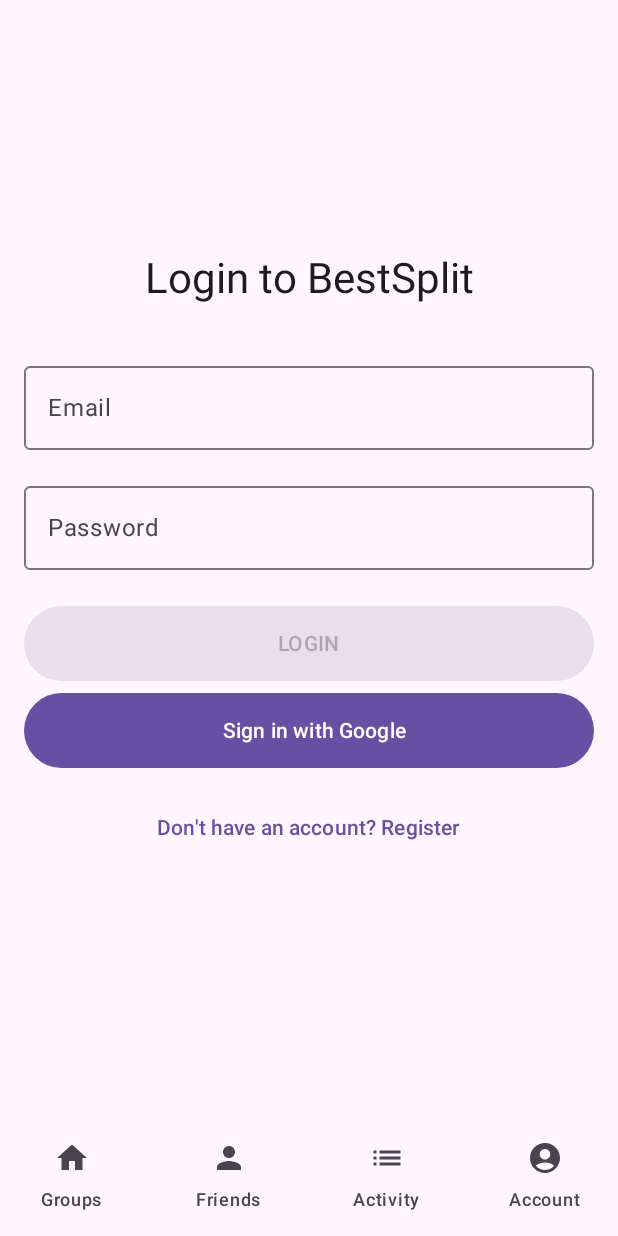
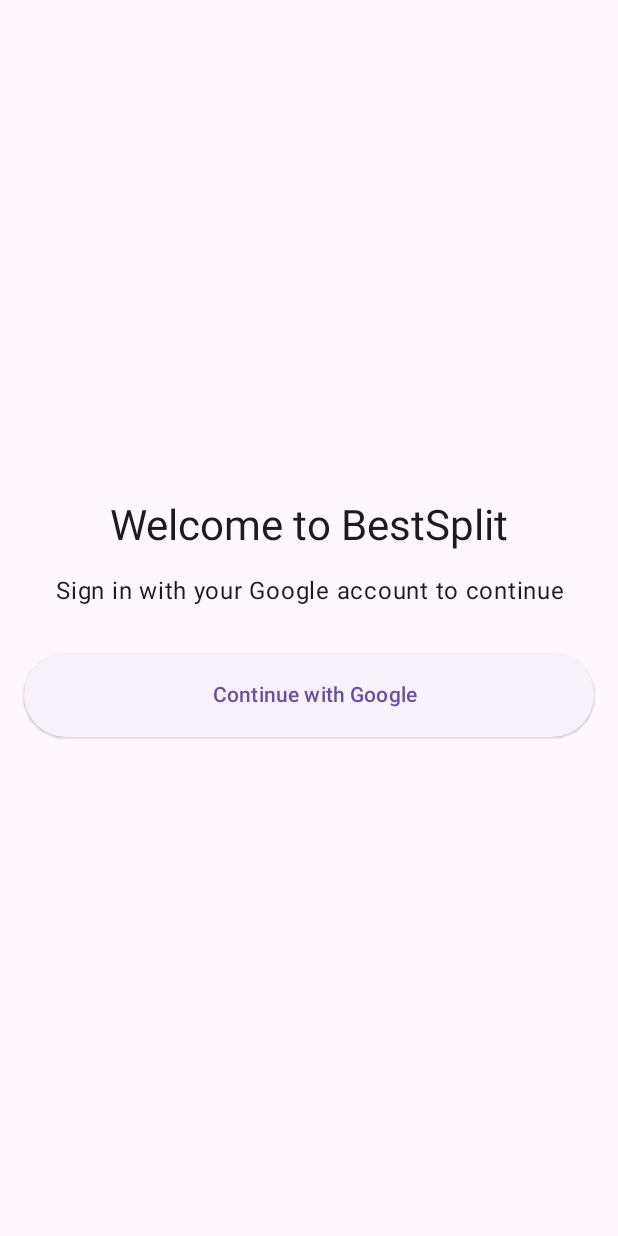
Before and after one commit to Himanshu-Singh-cpp/BestSplit, an Android app built with Jetpack Compose: the screen it shows after launch (MainActivity), on a phone screen of 412 x 824 dp. Run offline under Robolectric (Android 15) with nearby library versions, the phone set to English and light mode, and no system bars; our stand-ins replace Firebase (no records; nobody signed in at launch, a user with empty details on screens opened directly).

Commit message:
Removed the registration Page to rely entirely on Google

```diff
--- a/app/build.gradle.kts
+++ b/app/build.gradle.kts
@@ -67,7 +67,7 @@ dependencies {
     implementation("androidx.room:room-ktx:$roomVersion")
 
     implementation(platform("com.google.firebase:firebase-bom:33.12.0"))
-    implementation("com.google.android.gms:play-services-auth")
+    implementation("com.google.android.gms:play-services-auth:21.2.0")
     implementation("com.google.firebase:firebase-auth-ktx")
     implementation("com.google.firebase:firebase-firestore-ktx")
     implementation("com.squareup.retrofit2:retrofit:2.9.0")
--- a/app/src/main/java/com/example/bestsplit/LoginScreen.kt
+++ b/app/src/main/java/com/example/bestsplit/LoginScreen.kt
@@ -6,15 +6,13 @@ import androidx.activity.compose.rememberLauncherForActivityResult
 import androidx.activity.result.contract.ActivityResultContracts
 import androidx.compose.foundation.layout.*
 import androidx.compose.foundation.rememberScrollState
-import androidx.compose.foundation.text.KeyboardOptions
 import androidx.compose.foundation.verticalScroll
 import androidx.compose.material3.*
 import androidx.compose.runtime.*
 import androidx.compose.ui.Alignment
 import androidx.compose.ui.Modifier
 import androidx.compose.ui.platform.LocalContext
-import androidx.compose.ui.text.input.ImeAction
-import androidx.compose.ui.text.input.PasswordVisualTransformation
+import androidx.compose.ui.text.style.TextAlign
 import androidx.compose.ui.unit.dp
 import androidx.lifecycle.viewmodel.compose.viewModel
 import com.example.bestsplit.ui.viewmodel.AuthViewModel
@@ -23,13 +21,9 @@ import com.google.android.gms.auth.api.signin.GoogleSignIn
 @Composable
 fun LoginScreen(
     viewModel: AuthViewModel = viewModel(),
-    onLoginSuccess: () -> Unit,
-    onNavigateToRegister: () -> Unit
+    onLoginSuccess: () -> Unit
 ) {
     val context = LocalContext.current
-
-    var email by remember { mutableStateOf("") }
-    var password by remember { mutableStateOf("") }
     var isLoading by remember { mutableStateOf(false) }
     var errorMessage by remember { mutableStateOf<String?>(null) }
 
@@ -38,11 +32,18 @@ fun LoginScreen(
         contract = ActivityResultContracts.StartActivityForResult()
     ) { result ->
         if (result.resultCode == Activity.RESULT_OK) {
+            isLoading = true
             val task = GoogleSignIn.getSignedInAccountFromIntent(result.data)
             viewModel.handleGoogleSignInResult(
                 task,
-                onSuccess = onLoginSuccess,
-                onError = { errorMessage = it }
+                onSuccess = {
+                    isLoading = false
+                    onLoginSuccess()
+                },
+                onError = {
+                    isLoading = false
+                    errorMessage = it
+                }
             )
         }
     }
@@ -56,63 +57,39 @@ fun LoginScreen(
         verticalArrangement = Arrangement.Center
     ) {
         Text(
-            text = "Login to BestSplit",
+            text = "Welcome to BestSplit",
             style = MaterialTheme.typography.headlineMedium
+        )
+
+        Spacer(modifier = Modifier.height(16.dp))
+
+        Text(
+            text = "Sign in with your Google account to continue",
+            style = MaterialTheme.typography.bodyLarge,
+            textAlign = TextAlign.Center
         )
 
         Spacer(modifier = Modifier.height(32.dp))
 
-        OutlinedTextField(
-            value = email,
-            onValueChange = { email = it },
-            label = { Text("Email") },
-            modifier = Modifier.fillMaxWidth(),
-            keyboardOptions = KeyboardOptions(imeAction = ImeAction.Next)
-        )
-
-        Spacer(modifier = Modifier.height(16.dp))
-
-        OutlinedTextField(
-            value = password,
-            onValueChange = { password = it },
-            label = { Text("Password") },
-            modifier = Modifier.fillMaxWidth(),
-            visualTransformation = PasswordVisualTransformation(),
-            keyboardOptions = KeyboardOptions(imeAction = ImeAction.Done)
-        )
-
         errorMessage?.let {
-            Spacer(modifier = Modifier.height(8.dp))
             Text(
                 text = it,
                 color = MaterialTheme.colorScheme.error,
                 style = MaterialTheme.typography.bodySmall
             )
+            Spacer(modifier = Modifier.height(16.dp))
         }
 
-        Spacer(modifier = Modifier.height(24.dp))
-
-        Button(
+        ElevatedButton(
             onClick = {
-                isLoading = true
-                errorMessage = null
-                viewModel.signIn(
-                    email,
-                    password,
-                    onSuccess = {
-                        isLoading = false
-                        onLoginSuccess()
-                    },
-                    onError = {
-                        isLoading = false
-                        errorMessage = it
-                    }
-                )
+                viewModel.setupGoogleSignIn(context)
+                val googleSignInIntent = viewModel.getGoogleSignInIntent()
+                launcher.launch(googleSignInIntent)
             },
-            enabled = !isLoading && email.isNotBlank() && password.isNotBlank(),
             modifier = Modifier
                 .fillMaxWidth()
-                .height(50.dp)
+                .height(56.dp),
+            enabled = !isLoading
         ) {
             if (isLoading) {
                 CircularProgressIndicator(
@@ -120,35 +97,14 @@ fun LoginScreen(
                     modifier = Modifier.size(24.dp)
                 )
             } else {
-                Text("LOGIN")
+                Row(
+                    verticalAlignment = Alignment.CenterVertically
+                ) {
+                    // Google icon could be added here
+                    Spacer(modifier = Modifier.width(8.dp))
+                    Text("Continue with Google")
+                }
             }
-        }
-
-        Spacer(modifier = Modifier.height(8.dp))
-
-        Button(
-            onClick = {
-                viewModel.setupGoogleSignIn(context)
-                val googleSignInIntent = viewModel.getGoogleSignInIntent()
-                launcher.launch(googleSignInIntent)
-            },
-            modifier = Modifier
-                .fillMaxWidth()
-                .height(50.dp)
-        ) {
-            Row(
-                verticalAlignment = Alignment.CenterVertically
-            ) {
-                // Google icon can be placed here if needed
-                Spacer(modifier = Modifier.width(8.dp))
-                Text("Sign in with Google")
-            }
-        }
-
-        Spacer(modifier = Modifier.height(16.dp))
-
-        TextButton(onClick = onNavigateToRegister) {
-            Text("Don't have an account? Register")
         }
     }
 }
--- a/app/src/main/java/com/example/bestsplit/MainActivity.kt
+++ b/app/src/main/java/com/example/bestsplit/MainActivity.kt
@@ -8,13 +8,17 @@ import androidx.compose.foundation.layout.fillMaxSize
 import androidx.compose.foundation.layout.padding
 import androidx.compose.material3.Scaffold
 import androidx.compose.runtime.Composable
+import androidx.compose.runtime.collectAsState
 import androidx.compose.runtime.getValue
 import androidx.compose.ui.Modifier
+import androidx.lifecycle.viewmodel.compose.viewModel
 import androidx.navigation.compose.currentBackStackEntryAsState
 import androidx.navigation.compose.rememberNavController
+import com.example.bestsplit.data.model.AuthState
 import com.example.bestsplit.navigation.AppNavigation
 import com.example.bestsplit.navigation.BottomNavigationBar
 import com.example.bestsplit.ui.theme.BestSplitTheme
+import com.example.bestsplit.ui.viewmodel.AuthViewModel
 
 class MainActivity : ComponentActivity() {
     override fun onCreate(savedInstanceState: Bundle?) {
@@ -34,9 +38,16 @@ fun AppMain() {
     val navBackStackEntry by navController.currentBackStackEntryAsState()
     val currentRoute = navBackStackEntry?.destination?.route
 
+    // Add this line to access the AuthViewModel
+    val authViewModel: AuthViewModel = viewModel()
+    // Add this line to observe authentication state
+    val authState by authViewModel.authState.collectAsState()
+
     Scaffold(
         modifier = Modifier.fillMaxSize(),
         bottomBar = {
+            // Only show bottom navigation when user is authenticated
+            if (authState is AuthState.Authenticated) {
                 BottomNavigationBar(
                     currentRoute = currentRoute,
                     onNavigate = { screen ->
@@ -50,6 +61,7 @@ fun AppMain() {
                     }
                 )
             }
+        }
     ) { innerPadding ->
         AppNavigation(
             navController = navController,
--- a/app/src/main/java/com/example/bestsplit/navigation/AppNavigation.kt
+++ b/app/src/main/java/com/example/bestsplit/navigation/AppNavigation.kt
@@ -21,7 +21,6 @@ import com.example.bestsplit.FriendsScreen
 import com.example.bestsplit.GroupsScreen
 import com.example.bestsplit.LoginScreen
 import com.example.bestsplit.MyAccountScreen
-import com.example.bestsplit.RegisterScreen
 import com.example.bestsplit.data.model.AuthState
 import com.example.bestsplit.ui.viewmodel.AuthViewModel
 
@@ -49,16 +48,10 @@ fun AppNavigation(
         composable(Screen.Login.route) {
             LoginScreen(
                 onLoginSuccess = { navController.navigate(Screen.Groups.route) },
-                onNavigateToRegister = { navController.navigate(Screen.Register.route) }
+//                onNavigateToRegister = { navController.navigate(Screen.Register.route) }
             )
         }
 
-        composable(Screen.Register.route) {
-            RegisterScreen(
-                onRegisterSuccess = { navController.navigate(Screen.Groups.route) },
-                onNavigateBack = { navController.popBackStack() }
-            )
-        }
 
         // Main app screens
         composable(Screen.Groups.route) {
--- a/app/src/main/java/com/example/bestsplit/navigation/BottomNavigation.kt
+++ b/app/src/main/java/com/example/bestsplit/navigation/BottomNavigation.kt
@@ -23,7 +23,6 @@ sealed class Screen(val route: String, val title: String, val icon: ImageVector?
 
     // Auth screens
     object Login : Screen("login", "Login")
-    object Register : Screen("register", "Register")
     object Splash : Screen("splash", "Splash")
 
     // Add Group screen without an icon since it's not a bottom nav item
```
Also changed, not shown: app/src/main/java/com/example/bestsplit/RegisterScreen.kt (deleted, +0 -145 lines). Lines whose indentation alone changed are shown as unchanged.
